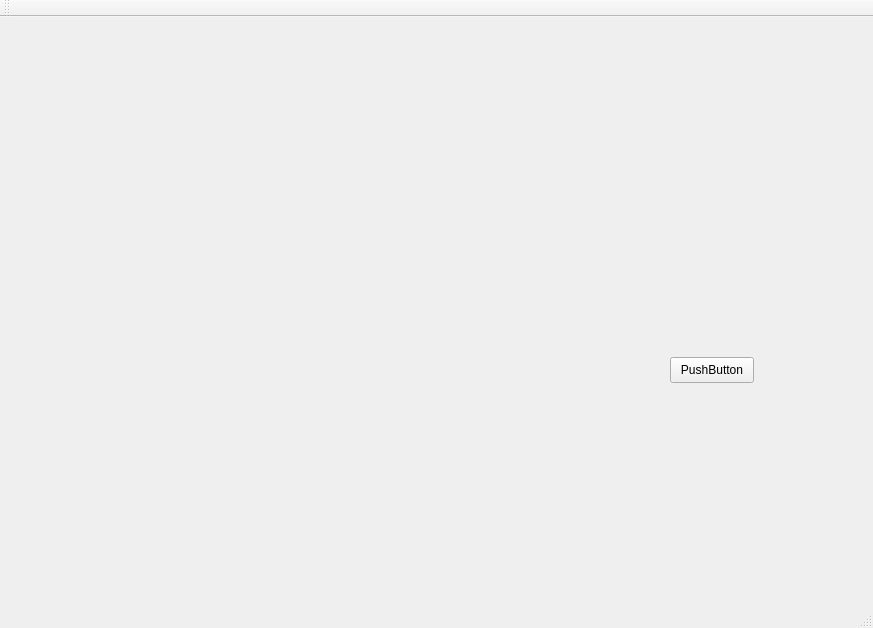
The window that CGL/assign-a4/mainwindow.ui (mufaddal12/21340) describes before a commit, drawn with Qt 5.
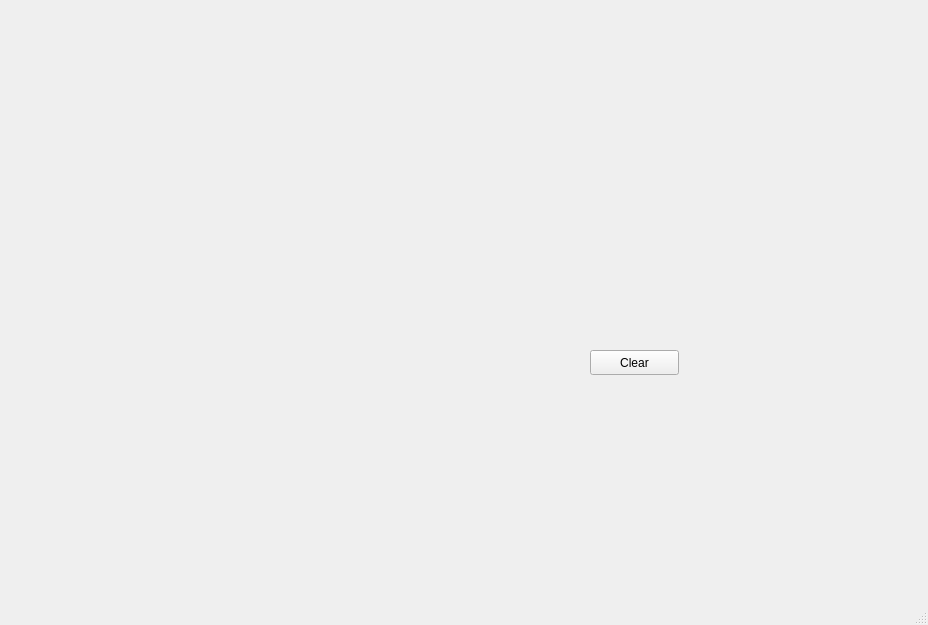
The same window after the commit.

What changed in the file:
```diff
--- a/CGL/assign-a4/mainwindow.ui
+++ b/CGL/assign-a4/mainwindow.ui
@@ -6,8 +6,8 @@
    <rect>
     <x>0</x>
     <y>0</y>
-    <width>873</width>
-    <height>628</height>
+    <width>928</width>
+    <height>625</height>
    </rect>
   </property>
   <property name="windowTitle">
@@ -17,8 +17,8 @@
    <widget class="QLabel" name="window">
     <property name="geometry">
      <rect>
-      <x>0</x>
-      <y>0</y>
+      <x>20</x>
+      <y>20</y>
       <width>500</width>
       <height>500</height>
      </rect>
@@ -33,8 +33,8 @@
    <widget class="QLabel" name="palette">
     <property name="geometry">
      <rect>
-      <x>590</x>
-      <y>30</y>
+      <x>600</x>
+      <y>20</y>
       <width>256</width>
       <height>256</height>
      </rect>
@@ -46,14 +46,27 @@
    <widget class="QPushButton" name="pushButton">
     <property name="geometry">
      <rect>
-      <x>670</x>
-      <y>340</y>
-      <width>84</width>
-      <height>26</height>
+      <x>590</x>
+      <y>350</y>
+      <width>89</width>
+      <height>25</height>
      </rect>
     </property>
     <property name="text">
-     <string>PushButton</string>
+     <string>Clear</string>
+    </property>
+   </widget>
+   <widget class="QLabel" name="palette_2">
+    <property name="geometry">
+     <rect>
+      <x>860</x>
+      <y>20</y>
+      <width>30</width>
+      <height>256</height>
+     </rect>
+    </property>
+    <property name="text">
+     <string/>
     </property>
    </widget>
   </widget>
@@ -66,14 +79,12 @@
      <height>23</height>
     </rect>
    </property>
-  </widget>
-  <widget class="QToolBar" name="mainToolBar">
-   <attribute name="toolBarArea">
-    <enum>TopToolBarArea</enum>
-   </attribute>
-   <attribute name="toolBarBreak">
+   <property name="defaultUp">
     <bool>false</bool>
-   </attribute>
+   </property>
+   <property name="nativeMenuBar">
+    <bool>true</bool>
+   </property>
   </widget>
   <widget class="QStatusBar" name="statusBar"/>
  </widget>
```
Left out of the diff: 6 changed lines with no effect on the pictures.
